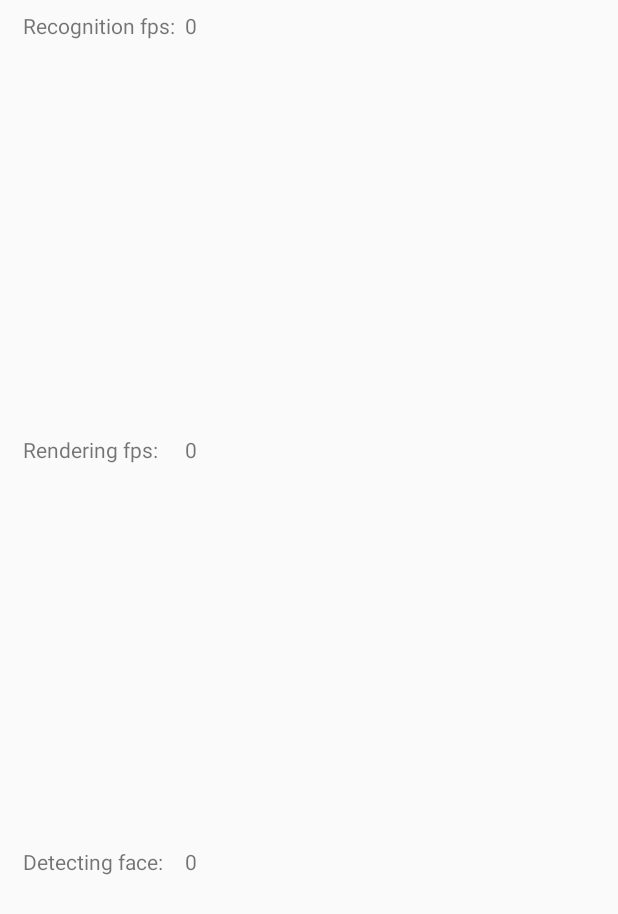
After one commit to olegomano/SeniorProject, an Android app: the layout debug_view.xml on its own in the app's theme, with its tools: preview values and no code run, on a phone screen of 412 x 824 dp. The commit adds this screen. Shown: the top 914 px of the screen. Run offline under Robolectric (Android 15) with nearby library versions, the phone set to English and light mode, and no system bars.

Commit message:
Added debug view, so frame information and trackign information displays on screen

```diff
--- a/app/src/main/java/com/projects/oleg/seniorproject/Camera/CameraTexture.java
+++ b/app/src/main/java/com/projects/oleg/seniorproject/Camera/CameraTexture.java
@@ -167,7 +167,7 @@ public class CameraTexture extends CameraListener{
                 new Handler(Looper.getMainLooper()).post(new Runnable() {
                     @Override
                     public void run() {
-                        MainActivity.output.setText("Distance: " + distance * Utils.MM_TO_INCH + ", " + distnaceh * Utils.MM_TO_INCH);
+                     //   MainActivity.output.setText("Distance: " + distance * Utils.MM_TO_INCH + ", " + distnaceh * Utils.MM_TO_INCH);
                     }
                 });
 
--- a/app/src/main/java/com/projects/oleg/seniorproject/MainActivity.java
+++ b/app/src/main/java/com/projects/oleg/seniorproject/MainActivity.java
@@ -9,11 +9,12 @@ import android.view.Window;
 import android.view.WindowManager;
 import android.widget.TextView;
 
+import com.projects.oleg.seniorproject.DebugView.DebugView;
 import com.projects.oleg.seniorproject.Rendering.MGlSurfaceView;
 
 public class MainActivity extends AppCompatActivity {
     private MGlSurfaceView surfaceView;
-    public static TextView output;
+    private View debugView;
     public static float PPI_X;
     public static float PPI_Y;
     @Override
@@ -28,6 +29,8 @@ public class MainActivity extends AppCompatActivity {
                         | View.SYSTEM_UI_FLAG_FULLSCREEN
                         | View.SYSTEM_UI_FLAG_IMMERSIVE_STICKY);
         setContentView(R.layout.camera_view_layout);
+        debugView = findViewById(R.id.debug_view);
+        DebugView.initDebug(debugView);
         //output = (TextView) findViewById(R.id.text_view);
         DisplayMetrics metrics = getResources().getDisplayMetrics();
         PPI_X = metrics.xdpi;
--- a/app/src/main/java/com/projects/oleg/seniorproject/Rendering/MGlSurfaceView.java
+++ b/app/src/main/java/com/projects/oleg/seniorproject/Rendering/MGlSurfaceView.java
@@ -7,6 +7,7 @@ import android.util.AttributeSet;
 
 import com.projects.oleg.seniorproject.Camera.CameraTexture;
 import com.projects.oleg.seniorproject.Camera.FrontCamera;
+import com.projects.oleg.seniorproject.DebugView.DebugView;
 import com.projects.oleg.seniorproject.MainActivity;
 import com.projects.oleg.seniorproject.R;
 import com.projects.oleg.seniorproject.Rendering.Geometry.Box;
@@ -76,6 +77,7 @@ public class MGlSurfaceView extends GLSurfaceView implements GLSurfaceView.Rende
         lastFrame = frameTime;
         if(fpsTime > 1000000000){
             Utils.print("FPS: " + frame);
+            DebugView.putRenderFPS(""+frame);
             frame = 0;
             fpsTime = 0;
         }
--- a/app/src/main/java/com/projects/oleg/seniorproject/Utils.java
+++ b/app/src/main/java/com/projects/oleg/seniorproject/Utils.java
@@ -17,6 +17,7 @@ import java.util.concurrent.ConcurrentLinkedDeque;
 public class Utils {
     public static final float MM_TO_INCH = 0.0393701f;
     public static final float NANO_TO_SECOND = .000000001f;
+    public static final float SECOND_TO_NANO = 1000000000;
     public static void print(String s){
         if(s!=null){
             Log.d("Project", s);
--- /dev/null
+++ b/app/src/main/res/layout/debug_view.xml
@@ -0,0 +1,72 @@
+<?xml version="1.0" encoding="utf-8"?>
+<LinearLayout xmlns:android="http://schemas.android.com/apk/res/android"
+    android:orientation="vertical" android:layout_width="match_parent"
+    android:layout_height="match_parent">
+
+    <LinearLayout
+        android:layout_width="fill_parent"
+        android:orientation="horizontal"
+        android:layout_weight=".3"
+        android:layout_height="0dp">
+
+        <TextView
+            android:paddingTop="7dp"
+            android:paddingLeft="15dp"
+            android:layout_width="0dp"
+            android:layout_height="match_parent"
+            android:text="Recognition fps: "
+            android:layout_weight=".3" />
+        <TextView
+            android:id="@+id/recog_fps"
+            android:text="0"
+            android:layout_weight=".7"
+            android:layout_width="0dp"
+            android:layout_height="wrap_content" />
+
+    </LinearLayout>
+
+    <LinearLayout
+        android:layout_width="fill_parent"
+        android:orientation="horizontal"
+        android:layout_weight=".3"
+        android:layout_height="0dp">
+
+        <TextView
+            android:paddingTop="15dp"
+            android:paddingLeft="15dp"
+            android:layout_width="0dp"
+            android:layout_height="match_parent"
+            android:text="Rendering fps: "
+            android:layout_weight=".3" />
+        <TextView
+            android:id="@+id/rendering_fps"
+            android:text="0"
+            android:layout_weight=".7"
+            android:layout_width="0dp"
+            android:layout_height="wrap_content" />
+    </LinearLayout>
+
+
+    <LinearLayout
+        android:layout_width="fill_parent"
+        android:orientation="horizontal"
+        android:layout_weight=".3"
+        android:layout_height="0dp">
+
+        <TextView
+            android:paddingTop="15dp"
+            android:paddingLeft="15dp"
+            android:layout_width="0dp"
+            android:layout_height="match_parent"
+            android:text="Detecting face: "
+            android:layout_weight=".3" />
+        <TextView
+            android:id="@+id/face_status"
+            android:text="0"
+            android:layout_weight=".7"
+            android:layout_width="0dp"
+            android:layout_height="wrap_content" />
+    </LinearLayout>
+
+
+</LinearLayout>
```
Also changed, not shown: app/src/main/java/com/projects/oleg/seniorproject/DebugView/DebugView.java (added, +98 -0 lines), app/src/main/java/com/projects/oleg/seniorproject/TDView2.java (+23 -7 lines), app/src/main/java/com/projects/oleg/seniorproject/openCV/OpenCVThread.java (+9 -9 lines), app/src/main/res/layout/camera_view_layout.xml (+7 -3 lines).
